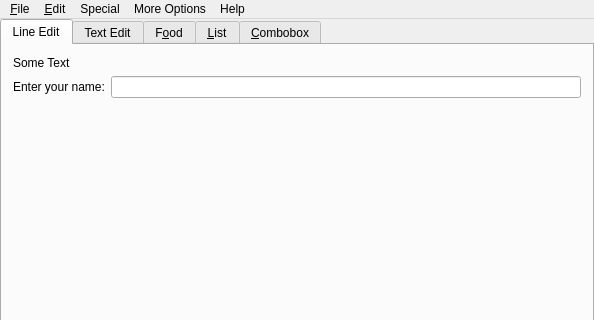
Old version of the form examples/simple/mainwindow.ui in the repository KDE/qtatspi; both pictures show x 0 to 594 and y 0 to 320 of the 594 by 526 pixel window.
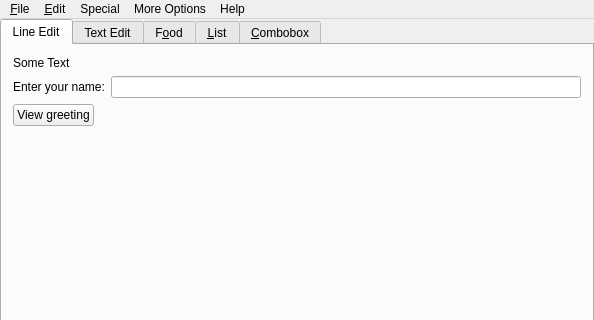
New version of the form. The open tabs and pages were chosen to show the change.

Commit message: Added to simple example the function of displaying an info dialog

```diff
--- a/examples/simple/mainwindow.ui
+++ b/examples/simple/mainwindow.ui
@@ -59,6 +59,30 @@
           </item>
          </layout>
         </item>
+        <item>
+         <layout class="QHBoxLayout" name="horizontalLayout_3">
+          <item>
+           <widget class="QPushButton" name="greetButton">
+            <property name="text">
+             <string>View greeting</string>
+            </property>
+           </widget>
+          </item>
+          <item>
+           <spacer name="horizontalSpacer">
+            <property name="orientation">
+             <enum>Qt::Horizontal</enum>
+            </property>
+            <property name="sizeHint" stdset="0">
+             <size>
+              <width>40</width>
+              <height>20</height>
+             </size>
+            </property>
+           </spacer>
+          </item>
+         </layout>
+        </item>
         <item>
          <spacer name="verticalSpacer_5">
           <property name="orientation">
```
Left out of the diff: 16 changed lines with no effect on the pictures. The commit also changes 2 other files.
